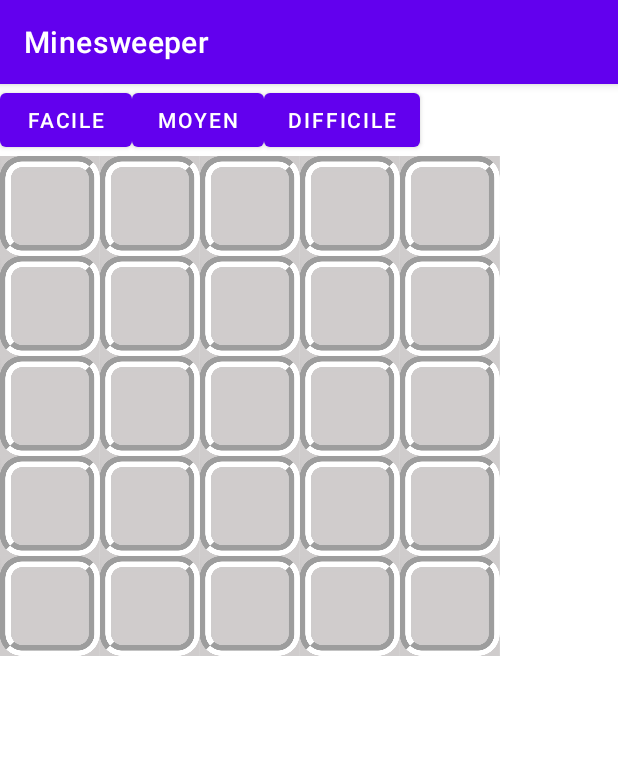
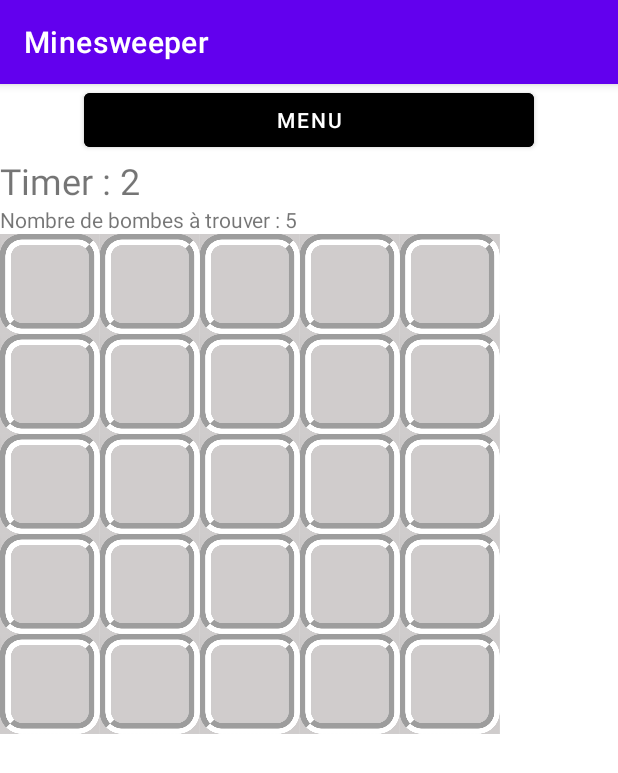
Before and after one commit to sarlatme/minesweeper, an Android app: the screen it shows after launch (MainActivity), after a tap on "FACILE", on a phone screen of 412 x 824 dp. Shown: the top 773 px of the screen. Run offline under Robolectric (Android 15) with nearby library versions, the phone set to English and light mode, and no system bars.

Commit message:
Ajout du classement

```diff
--- a/app/src/main/java/com/example/minesweeper/Board.java
+++ b/app/src/main/java/com/example/minesweeper/Board.java
@@ -4,11 +4,13 @@ public class Board {
     private Cell[][] cellules;
     private int num_rows;
     private int num_cols;
+    private int num_bombs;
 
     public Board(int num_rows, int num_cols, int num_bombs) {
         this.num_rows = num_rows;
         this.num_cols = num_cols;
-        this.cellules = createBoard(this.num_rows, this.num_cols, num_bombs);
+        this.num_bombs = num_bombs;
+        this.cellules = createBoard(this.num_rows, this.num_cols, this.num_bombs);
     }
 
     public int getRows(){
@@ -17,6 +19,10 @@ public class Board {
 
     public int getCols(){
         return num_cols;
+    }
+
+    public int getBombs() {
+        return num_bombs;
     }
 
     public Cell[][] getCellules(){
--- a/app/src/main/java/com/example/minesweeper/BoardView.java
+++ b/app/src/main/java/com/example/minesweeper/BoardView.java
@@ -1,28 +1,65 @@
 package com.example.minesweeper;
 
+import android.app.Activity;
 import android.content.Context;
-import android.content.Intent;
-import android.view.Gravity;
+import android.os.CountDownTimer;
 import android.view.View;
-import android.view.ViewGroup;
 import android.widget.ImageView;
-import android.widget.LinearLayout;
-import android.widget.TableRow;
+import android.widget.TextView;
 import android.widget.Toast;
 
-public class BoardView {
+import androidx.appcompat.app.AppCompatActivity;
+
+import java.io.File;
+
+public class BoardView extends AppCompatActivity {
 
     private Board board;
 
     private ImageView[][] boardView;
 
-    public BoardView(Board board, Context context){
+    private Context context;
+
+    private CountDownTimer countDownTimer;
+    public static long TIMER_LENGTH = 999000L;
+
+    private int mTime = 0;
+    private String level;
+
+    private TextView mTimerTextView;
+
+    public BoardView(Board board, Context context, String level){
         this.board = board;
+        this.context = context;
         this.boardView = createBoardView(context);
+        this.mTime = 0;
+        this.level = level;
+
+        this.mTimerTextView = (TextView) ((Activity) context).findViewById(R.id.timer_text_view);
+
+
+        this.countDownTimer = new CountDownTimer(TIMER_LENGTH, 1000) {
+            @Override
+            public void onTick(long l) {
+                mTime +=1;
+                mTimerTextView.setText(Integer.toString(mTime));
+            }
+
+            @Override
+            public void onFinish() {
+
+            }
+        };
+        countDownTimer.cancel();
+        countDownTimer.start();
     }
 
     public Board getBoard(){
         return this.board;
+    }
+
+    public int getBombs() {
+        return this.board.getBombs();
     }
 
     public ImageView getParticularImageView(int row, int col){
@@ -91,10 +128,23 @@ public class BoardView {
                 }
             }
         }
+
+        // Save score
+        String seconds = mTimerTextView.getText().toString();
+
+        // Création d'un scoreManager
+        File directory = context.getFilesDir();
+        String fileName = this.level + "_scores.txt";
+        File scoreFile = new File(directory, fileName);
+        ScoreManager scoreManager = new ScoreManager(scoreFile);
+
+        // Enregistrement du temps courant
+        scoreManager.saveScore(seconds);
+
         return true;
     }
 
-    private void bombClick(Cell[][] board, ImageView[][] boardViews, int row, int col) {
+    private void endGameClick(Cell[][] board, ImageView[][] boardViews) {
         for (int i = 0; i < board.length; i++) {
             for (int j = 0; j < board[0].length; j++) {
                 if (board[i][j].getValeur() == 9) {
@@ -111,6 +161,8 @@ public class BoardView {
                 board[i][j].setRevelee(true);
             }
         }
+
+        countDownTimer.cancel();
     }
 
 
@@ -141,7 +193,7 @@ public class BoardView {
                         }
 
                         if (cell.getValeur() == 9){
-                            bombClick(tableau.getCellules(), boardViews, ligne, colonne);
+                            endGameClick(tableau.getCellules(), boardViews);
                             Toast.makeText(context, "Perdu", Toast.LENGTH_SHORT).show();
                             return;
                         }
@@ -152,6 +204,7 @@ public class BoardView {
                         if (checkWin(tableau.getCellules())) {
                             //Intent intent = new Intent(context, WinActivity.class);
                             //context.startActivity(intent);
+                            endGameClick(tableau.getCellules(), boardViews);
                             Toast.makeText(context, "Gagné", Toast.LENGTH_SHORT).show();
                         }
 
--- a/app/src/main/java/com/example/minesweeper/Game.java
+++ b/app/src/main/java/com/example/minesweeper/Game.java
@@ -7,14 +7,17 @@ public class Game {
     private BoardView boardViews;
     private Context context;
 
-    public Game(Context context, int num_rows, int num_cols, int num_bombs) {
+    public Game(Context context, int num_rows, int num_cols, int num_bombs, String level) {
         this.context = context;
         this.board = new Board(num_rows, num_cols, num_bombs);
-        this.boardViews = new BoardView(this.board, this.context);
+        this.boardViews = new BoardView(this.board, this.context, level);
     }
 
     public BoardView getBoardView(){
         return this.boardViews;
     }
 
+    public int getBombs(){
+        return this.boardViews.getBombs();
+    }
 }
--- a/app/src/main/java/com/example/minesweeper/GameFragment.java
+++ b/app/src/main/java/com/example/minesweeper/GameFragment.java
@@ -9,11 +9,13 @@ import android.view.View;
 import android.view.ViewGroup;
 import android.widget.ImageView;
 import android.widget.LinearLayout;
+import android.widget.TextView;
 
 public class GameFragment extends Fragment {
     private Game game;
 
     private int row, col, bombs;
+    private String level;
     public GameFragment() {
     }
 
@@ -27,9 +29,10 @@ public class GameFragment extends Fragment {
             row = args.getInt("row");
             col = args.getInt("col");
             bombs = args.getInt("bombs");
+            level = args.getString("level");
         }
 
-        game = new Game(getContext(),row, col, bombs);
+        game = new Game(getContext(),row, col, bombs, level);
 
         displayBoardView(view);
 
@@ -40,6 +43,10 @@ public class GameFragment extends Fragment {
     private void displayBoardView(View view) {
         // Get the container for the board view
         LinearLayout boardContainer = view.findViewById(R.id.board_container);
+
+        TextView bomb_remaining = view.findViewById(R.id.bomb_remaining);
+        int bombs = this.game.getBombs();
+        bomb_remaining.setText("Nombre de bombes à trouver : " + bombs);
 
         // Add the ImageViews to the container
         int imageWidth = 100;
--- a/app/src/main/java/com/example/minesweeper/MainActivity.java
+++ b/app/src/main/java/com/example/minesweeper/MainActivity.java
@@ -2,14 +2,24 @@ package com.example.minesweeper;
 
 import androidx.appcompat.app.AppCompatActivity;
 
+import android.annotation.SuppressLint;
+import android.content.Intent;
 import android.os.Bundle;
+import android.os.CountDownTimer;
+import android.os.Handler;
 import android.view.View;
 import android.widget.Button;
+import android.widget.TextView;
+
+import kotlin.contracts.Returns;
 
 public class MainActivity extends AppCompatActivity {
     private Button easy_button;
     private Button medium_button;
     private Button hard_button;
+    private Button classement_button;
+    private Button returnMenu;
+    private TextView mTimerTextView;
 
     @Override
     protected void onCreate(Bundle savedInstanceState) {
@@ -19,47 +29,67 @@ public class MainActivity extends AppCompatActivity {
         easy_button = findViewById(R.id.easy_button);
         medium_button = findViewById(R.id.medium_button);
         hard_button = findViewById(R.id.hard_button);
+        classement_button = findViewById(R.id.classement_button);
+        mTimerTextView = findViewById(R.id.timer_text_view);
+        returnMenu = findViewById(R.id.ReturnMenu);
 
         easy_button.setOnClickListener(new View.OnClickListener() {
             @Override
             public void onClick(View view) {
-                GameFragment gameFragment = new GameFragment();
-                Bundle args = new Bundle();
-                args.putInt("row", 5);
-                args.putInt("col", 5);
-                args.putInt("bombs", 5);
-                gameFragment.setArguments(args);
-                getSupportFragmentManager().beginTransaction()
-                        .replace(R.id.fragment_container, gameFragment).commit();
+                launchGame(5, 5, 5, "easy");
             }
         });
 
         medium_button.setOnClickListener(new View.OnClickListener() {
             @Override
             public void onClick(View view) {
-                GameFragment gameFragment = new GameFragment();
-                Bundle args = new Bundle();
-                args.putInt("row", 8);
-                args.putInt("col", 8);
-                args.putInt("bombs", 12);
-                gameFragment.setArguments(args);
-                getSupportFragmentManager().beginTransaction()
-                        .replace(R.id.fragment_container, gameFragment).commit();
+                launchGame(8, 8, 12, "medium");
             }
         });
 
         hard_button.setOnClickListener(new View.OnClickListener() {
             @Override
             public void onClick(View view) {
-                GameFragment gameFragment = new GameFragment();
-                Bundle args = new Bundle();
-                args.putInt("row", 10);
-                args.putInt("col", 10);
-                args.putInt("bombs", 20);
-                gameFragment.setArguments(args);
-                getSupportFragmentManager().beginTransaction()
-                        .replace(R.id.fragment_container, gameFragment).commit();
+                launchGame(10, 10, 20, "hard");
+            }
+        });
+
+        classement_button.setOnClickListener(new View.OnClickListener() {
+            @Override
+            public void onClick(View view) {
+                Intent intent = new Intent(getApplicationContext(), Classement.class);
+                startActivity(intent);
+            }
+        });
+
+        returnMenu.setOnClickListener(new View.OnClickListener() {
+            @Override
+            public void onClick(View view) {
+                Intent intent = new Intent(MainActivity.this, MainActivity.class);
+                startActivity(intent);
             }
         });
     }
+
+    private void launchGame(int nbRows, int nbCols, int nbBombs, String level){
+        hideButtons();
+
+        GameFragment gameFragment = new GameFragment();
+        Bundle args = new Bundle();
+        args.putInt("row", nbRows);
+        args.putInt("col", nbCols);
+        args.putInt("bombs", nbBombs);
+        args.putString("level", level);
+        gameFragment.setArguments(args);
+        getSupportFragmentManager().beginTransaction()
+                .replace(R.id.fragment_container, gameFragment).commit();
+    }
+
+    private void hideButtons(){
+        easy_button.setVisibility(View.GONE);
+        medium_button.setVisibility(View.GONE);
+        hard_button.setVisibility(View.GONE);
+        classement_button.setVisibility(View.GONE);
+        returnMenu.setVisibility(View.VISIBLE);
+    }
 }
--- a/app/src/main/res/layout/activity_main.xml
+++ b/app/src/main/res/layout/activity_main.xml
@@ -7,7 +7,10 @@
     <LinearLayout
         android:layout_width="match_parent"
         android:layout_height="wrap_content"
-        android:orientation="horizontal">
+        android:orientation="horizontal"
+        android:gravity="center">
+
+
 
         <Button
             android:id="@+id/easy_button"
@@ -27,6 +30,47 @@
             android:layout_height="wrap_content"
             android:text="Difficile"/>
 
+        <Button
+            android:id="@+id/ReturnMenu"
+            android:layout_width="300dp"
+            android:layout_height="wrap_content"
+            android:layout_weight="0"
+            android:text="Menu"
+            android:textColor="@color/white"
+            android:visibility="gone"
+            android:backgroundTint="@color/black"/>
+
+        <Button
+            android:id="@+id/classement_button"
+            android:layout_width="wrap_content"
+            android:layout_height="wrap_content"
+            android:text="Classement"/>
+
+
+    </LinearLayout>
+
+    <LinearLayout
+        android:layout_width="match_parent"
+        android:layout_height="wrap_content"
+        android:orientation="horizontal">
+
+        <TextView
+            android:layout_width="wrap_content"
+            android:layout_height="wrap_content"
+            android:layout_below="@id/easy_button"
+            android:layout_centerHorizontal="true"
+            android:textSize="24sp"
+            android:text="Timer : "/>
+
+        <TextView
+            android:id="@+id/timer_text_view"
+            android:layout_width="wrap_content"
+            android:layout_height="wrap_content"
+            android:layout_below="@id/easy_button"
+            android:layout_centerHorizontal="true"
+            android:textSize="24sp"
+            android:text="0"/>
+
     </LinearLayout>
 
     <FrameLayout
@@ -34,4 +78,6 @@
         android:layout_width="match_parent"
         android:layout_height="match_parent"/>
 
+
+
 </LinearLayout>
--- a/app/src/main/res/layout/fragment_game_fragment.xml
+++ b/app/src/main/res/layout/fragment_game_fragment.xml
@@ -1,7 +1,18 @@
 <?xml version="1.0" encoding="utf-8"?>
 <LinearLayout xmlns:android="http://schemas.android.com/apk/res/android"
-    android:id="@+id/board_container"
     android:layout_width="match_parent"
     android:layout_height="match_parent"
     android:orientation="vertical">
+
+    <TextView
+        android:id="@+id/bomb_remaining"
+        android:layout_width="match_parent"
+        android:layout_height="wrap_content"
+        android:text="TextView" />
+
+    <LinearLayout
+        android:id="@+id/board_container"
+        android:layout_width="match_parent"
+        android:layout_height="match_parent"
+        android:orientation="vertical"></LinearLayout>
 </LinearLayout>
--- a/build.gradle
+++ b/build.gradle
@@ -1,5 +1,5 @@
 // Top-level build file where you can add configuration options common to all sub-projects/modules.
 plugins {
-    id 'com.android.application' version '7.4.2' apply false
-    id 'com.android.library' version '7.4.2' apply false
+    id 'com.android.application' version '7.3.1' apply false
+    id 'com.android.library' version '7.3.1' apply false
 }
```
Also changed, not shown: app/src/main/AndroidManifest.xml (+7 -0 lines), app/src/main/java/com/example/minesweeper/Classement.java (added, +82 -0 lines), app/src/main/java/com/example/minesweeper/ScoreManager.java (added, +73 -0 lines), app/src/main/res/layout/activity_classement.xml (added, +67 -0 lines).
